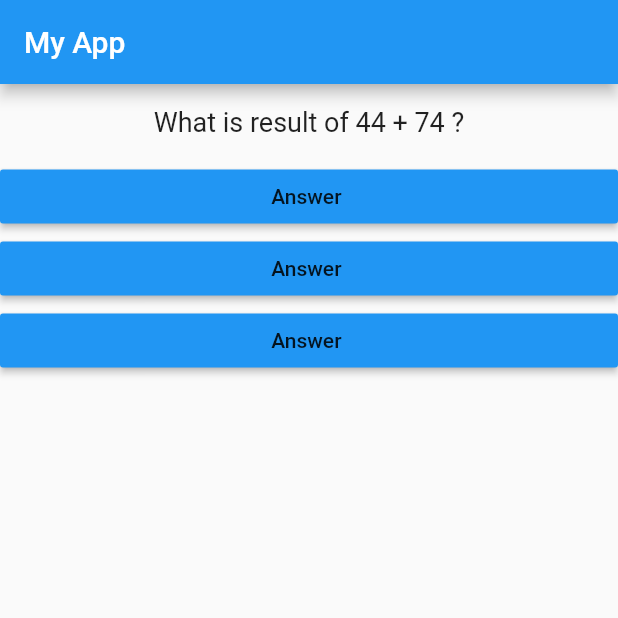
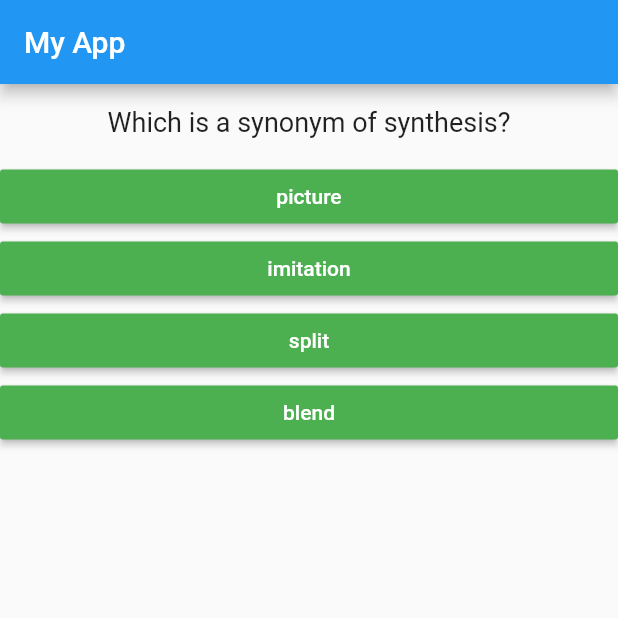
Before and after one commit to rishabh72/flutter_quiz_app, a Flutter app: the screen it shows after launch, on a phone screen of 412 x 824 dp, the top half of it. Run offline on Flutter 3.47's test engine with Material 2 defaults, Android fonts, the light colour scheme and no system bars.

Commit message:
type casting, map and spread operator

```diff
--- a/lib/answer.dart
+++ b/lib/answer.dart
@@ -2,17 +2,19 @@ import 'package:flutter/material.dart';
 
 class Answer extends StatelessWidget {
   final selectHandler;
+  final String answerText;
 
-  Answer(this.selectHandler);
+  Answer(this.answerText, this.selectHandler);
 
   @override
   Widget build(BuildContext context) {
     return Container(
       width: double.infinity,
       child: RaisedButton(
-        child: Text('Answer '),
+        child: Text(answerText),
         onPressed: selectHandler,
-        color: Colors.blue,
+        color: Colors.green,
+        textColor: Colors.white,
       ),
     );
   }
--- a/lib/main.dart
+++ b/lib/main.dart
@@ -2,17 +2,17 @@ import 'package:flutter/material.dart';
 import 'question.dart';
 import 'answer.dart';
 
-// Now we make separate widget for Answers
-// we will make new widget(Answer widget) in answer.dart file
-//     MyApp
-//       |
-//       |
-//  -------------
-//  |           |
-// Question    Answer
+// Map
+// Map is a key-value pair similar to object in javascript
+// {"a": "123"}
 
-// we will implement how to call function(that is in MyApp) from child widget(Answer)
-//so we will pass function into constructor of child widget
+// Type casting
+// questions[_questionIndex]['answers'] --> dart is not able to understand what will be the data type
+// so we use "as" keyword
+// questions[_questionIndex]['answers'] as List<String>
+
+// ... is spread operator
+// spread operator spread out dart list into comma separated list of items
 
 void main() => runApp(MyApp());
 
@@ -36,9 +36,26 @@ class _MyAppState extends State<MyApp> {
   @override
   Widget build(BuildContext context) {
     var questions = [
-      'What is result of 44 + 74 ?',
-      "What is the result of 21 + 56 - 34?",
-      "What is the result of 56 multiplied by 3?"
+      {
+        'questionText': 'Which is a synonym of synthesis?',
+        'answers': ['picture', 'imitation', 'split', 'blend'],
+        'correctAnswer': 'blend'
+      },
+      {
+        'questionText': "Which is a synonym of epidemic?",
+        'answers': ['artificial', 'swift', 'infectious', 'mocking'],
+        'correctAnswer': 'infectious'
+      },
+      {
+        'questionText': 'Which is a synonym of refrain?',
+        'answers': ['continue', 'abstain', 'subtract', 'permit'],
+        'correctAnswer': 'abstain'
+      },
+      {
+        'questionText': 'Which is a synonym of conjecture?',
+        'answers': ['approval', 'demonstration', 'weight', 'guess'],
+        'correctAnswer': 'guess'
+      }
     ];
     return MaterialApp(
       home: Scaffold(
@@ -48,13 +65,15 @@ class _MyAppState extends State<MyApp> {
         body: Column(
           children: [
             Question(
-                questions[_questionIndex],
+              questions[_questionIndex]['questionText'],
             ),
-              Answer(_answerQuestion),
-              Answer(_answerQuestion),
-              Answer(_answerQuestion)
+            ...(questions[_questionIndex]['answers'] as List<String>)
+                .map((option) {
+              return Answer(option, _answerQuestion);
+            }).toList()
           ],
-          )),
+        ),
+      ),
     );
   }
 }
```
Lines whose indentation alone changed are shown as unchanged.
